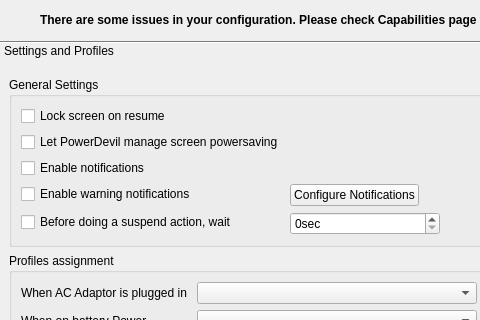
The window that kcmodule/generalPage.ui (KDE/powerdevil) describes before a commit, drawn with Qt 5; both pictures show x 0 to 480 and y 0 to 320 of the 581 by 537 pixel window.
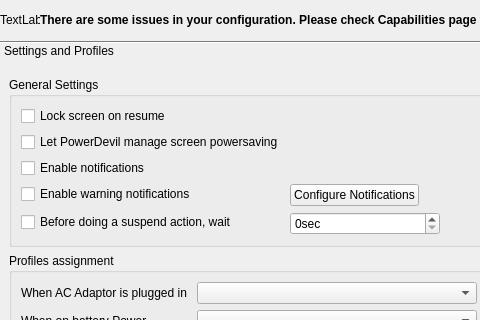
The same window after the commit. Custom widgets are drawn as their Qt base class.

Commit message:
hide placeholder string from translators
Revert annma's commit 894272 and insert a
KDE::DoNotExtract comment instead.
This way the layout is kept and more visible in Designer.

What changed in the file:
```diff
--- a/kcmodule/generalPage.ui
+++ b/kcmodule/generalPage.ui
@@ -33,7 +33,7 @@
         </size>
        </property>
        <property name="text" >
-        <string/>
+        <string comment="KDE::DoNotExtract" >TextLabel</string>
        </property>
       </widget>
      </item>
```
Left out of the diff: 8 changed lines with no effect on the pictures.
